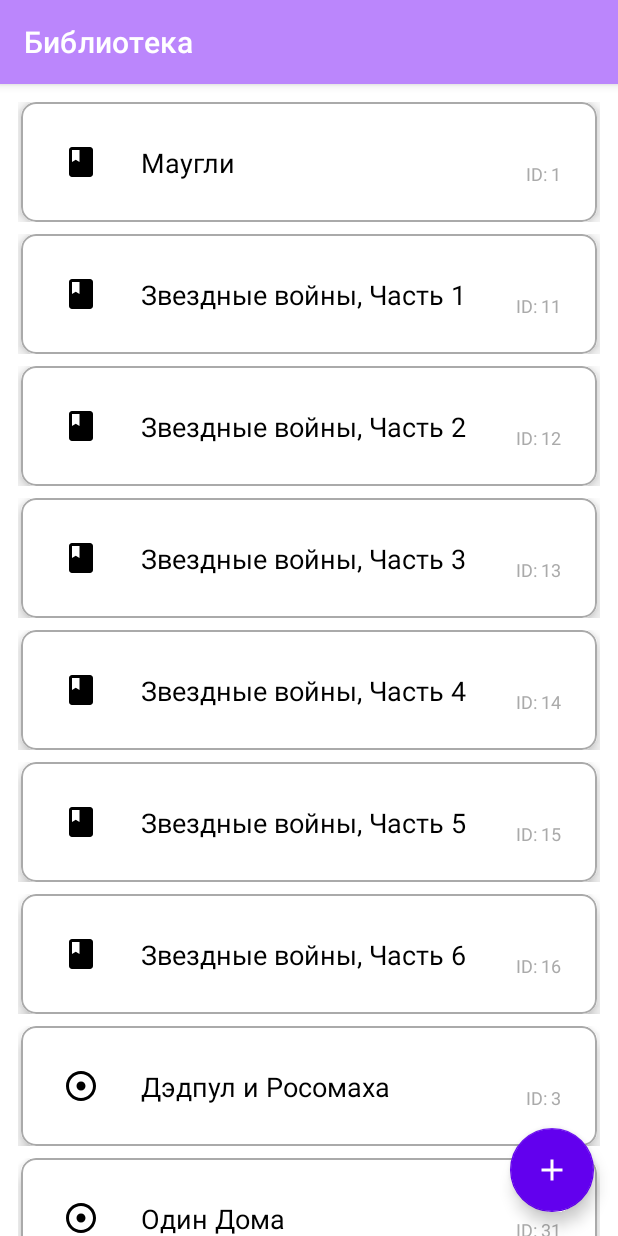
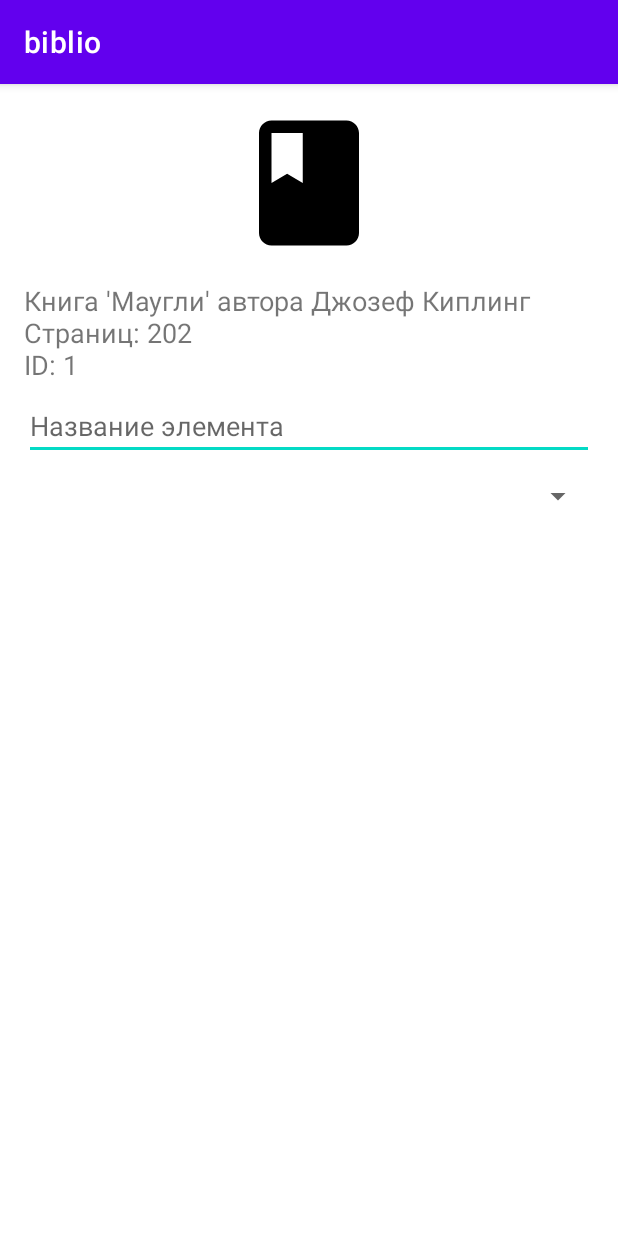
Before and after one commit to eliameli/oop2, an Android app: the screen it shows after launch (MainActivity before the commit, ItemDetailsActivity after it), after a tap on "Маугли", on a phone screen of 412 x 824 dp. Run offline under Robolectric (Android 15) with nearby library versions, the phone set to English and light mode, and no system bars.

Commit message:
commit16 надо исправлять многое

```diff
--- a/app/src/main/AndroidManifest.xml
+++ b/app/src/main/AndroidManifest.xml
@@ -1,7 +1,6 @@
 <?xml version="1.0" encoding="utf-8"?>
 <manifest xmlns:android="http://schemas.android.com/apk/res/android"
-    xmlns:tools="http://schemas.android.com/tools"
-    >
+    xmlns:tools="http://schemas.android.com/tools">
 
     <application
         android:allowBackup="true"
@@ -14,15 +13,19 @@
         android:theme="@style/Theme.Oop2"
         tools:targetApi="31">
 
+        <activity android:name=".activity.ItemDetailsActivity" />
+
         <activity
             android:name=".activity.MainActivity"
             android:exported="true">
+
             <intent-filter>
                 <action android:name="android.intent.action.MAIN" />
-
                 <category android:name="android.intent.category.LAUNCHER" />
             </intent-filter>
+
         </activity>
+
     </application>
 
 </manifest>
--- a/app/src/main/java/com/example/oop2/activity/ItemDetailActivity.kt
+++ b/app/src/main/java/com/example/oop2/activity/ItemDetailActivity.kt
@@ -1,6 +1,6 @@
 package com.example.oop2.activity
 
-import android.annotation.SuppressLint
+
 import android.app.Activity
 import android.content.Intent
 import android.os.Bundle
@@ -9,19 +9,18 @@ import androidx.appcompat.app.AppCompatActivity
 import com.example.oop2.R
 import com.example.oop2.models.*
 import java.io.Serializable
-
 @Suppress("DEPRECATION")
 class ItemDetailsActivity : AppCompatActivity() {
 
     private var isNewItem: Boolean = false
 
-    @SuppressLint("MissingInflatedId")
+
     override fun onCreate(savedInstanceState: Bundle?) {
         super.onCreate(savedInstanceState)
         setContentView(R.layout.activity_item_details)
 
         val imageView = findViewById<ImageView>(R.id.item_icon)
-        val infoText = findViewById<TextView>(R.id.item_id)
+        val infoText = findViewById<TextView>(R.id.item_info)
         val saveButton = findViewById<Button>(R.id.save_button)
 
         isNewItem = intent.getBooleanExtra("isNewItem", false)
@@ -72,7 +71,7 @@ class ItemDetailsActivity : AppCompatActivity() {
             val newItem: LibraryItem = when (type) {
                 "Книга" -> Book((0..10000).random(), true, name, "Автор", 100)
                 "Диск" -> Disk((0..10000).random(), true, name, DiskType.CD)
-                else -> Newspaper((0..10000).random(), true, name, 1, 2024)
+                else -> Newspaper((0..10000).random(), true, name, 1, 4)
             }
 
             val resultIntent = Intent()
--- a/app/src/main/java/com/example/oop2/activity/MainActivity.kt
+++ b/app/src/main/java/com/example/oop2/activity/MainActivity.kt
@@ -79,4 +79,6 @@ private fun setupSwipeToDelete() {
         intent.putExtra("isNewItem", true)
         startActivity(intent)
     }
+
+
 }
--- a/app/src/main/java/com/example/oop2/libra/LibraryAdapter.kt
+++ b/app/src/main/java/com/example/oop2/libra/LibraryAdapter.kt
@@ -22,12 +22,22 @@ class LibraryAdapter(
         private val idTextView: TextView = itemView.findViewById(R.id.item_id)
         private val card: CardView = itemView.findViewById(R.id.item_card)
 
+
+
         fun bind(item: LibraryItem) {
-            icon.setImageResource(item.iconResId)
+            if (item.iconResId != 0) {
+                icon.setImageResource(item.iconResId)
+            } else {
+                icon.setImageResource(R.drawable.ic_default) // запасная картинка
+            }
+
             name.text = item.name
             idTextView.text = itemView.context.getString(R.string.item_id, item.id)
+            updateAvailabilityStyle(item.isAvailable)
+        }
 
-            if (item.isAvailable) {
+        private fun updateAvailabilityStyle(isAvailable: Boolean) {
+            if (isAvailable) {
                 card.cardElevation = 10f
                 name.alpha = 1f
                 idTextView.alpha = 1f
@@ -37,7 +47,6 @@ class LibraryAdapter(
                 idTextView.alpha = 0.3f
             }
         }
-
     }
 
     override fun onCreateViewHolder(parent: ViewGroup, viewType: Int): LibraryViewHolder {
--- a/app/src/main/java/com/example/oop2/models/Book.kt
+++ b/app/src/main/java/com/example/oop2/models/Book.kt
@@ -10,8 +10,13 @@ class Book(
     name: String,
     val author: String,
     val pages: Int
-) : LibraryItem(id, isAvailable, name, R.drawable.ic_book), LibraryAction, Serializable {
+) : LibraryItem(id, isAvailable, name), LibraryAction, Serializable {
 
+
+
+
+    override val iconResId: Int
+        get() = R.drawable.ic_book
     override fun getBriefInfo(): String =
         "Книга $name — ${if (isAvailable) "Доступна" else "Нет"}"
 
--- a/app/src/main/java/com/example/oop2/models/Disk.kt
+++ b/app/src/main/java/com/example/oop2/models/Disk.kt
@@ -10,8 +10,9 @@ class Disk(
     name: String,
     val diskType: DiskType
 
-) : LibraryItem(id, isAvailable,name, R.drawable.ic_disk), LibraryAction, Serializable {
-
+) : LibraryItem(id, isAvailable,name), LibraryAction, Serializable {
+    override val iconResId: Int
+        get() = R.drawable.ic_disk
 
     override fun getBriefInfo(): String =
         "$diskType $name — ${if (isAvailable) "Доступен" else "Нет"}"
--- a/app/src/main/java/com/example/oop2/models/LibraryItem.kt
+++ b/app/src/main/java/com/example/oop2/models/LibraryItem.kt
@@ -6,8 +6,9 @@ abstract class LibraryItem(
     val id: Int,
     var isAvailable: Boolean,
     val name: String,
-    val iconResId: Int
+
 ) : Serializable {
     abstract fun getBriefInfo(): String
     abstract fun getDetailedInfo(): String
+    abstract val iconResId: Int
 }
--- a/app/src/main/java/com/example/oop2/models/Newspaper.kt
+++ b/app/src/main/java/com/example/oop2/models/Newspaper.kt
@@ -9,8 +9,9 @@ class Newspaper(
     name: String,
     private val issueNumber: Int,
     private val Month: Int
-) : LibraryItem(id, isAvailable, name, R.drawable.ic_newspaper), LibraryAction, Serializable {
-
+) : LibraryItem(id, isAvailable, name), LibraryAction, Serializable {
+    override val iconResId: Int
+        get() = R.drawable.ic_newspaper
 
     private fun getMonthName(month: Int): String {
         val months = listOf(
--- a/app/src/main/res/layout/activity_item_details.xml
+++ b/app/src/main/res/layout/activity_item_details.xml
@@ -6,8 +6,15 @@
     <LinearLayout
         android:orientation="vertical"
         android:padding="16dp"
+        android:paddingTop="?attr/actionBarSize"
+        android:clipToPadding="false"
+        android:fitsSystemWindows="true"
+
+        android:paddingBottom="100dp"
+
         android:layout_width="match_parent"
         android:layout_height="wrap_content">
+
 
         <ImageView
             android:id="@+id/item_icon"
--- a/app/src/main/res/layout/item_library.xml
+++ b/app/src/main/res/layout/item_library.xml
@@ -13,6 +13,9 @@
         android:layout_width="match_parent"
         android:layout_height="wrap_content"
         android:layout_margin="2dp"
+        android:paddingTop="?attr/actionBarSize"
+        android:clipToPadding="false"
+
         app:cardElevation="1dp"
         app:cardCornerRadius="10dp"
         app:strokeWidth="1dp"
```
